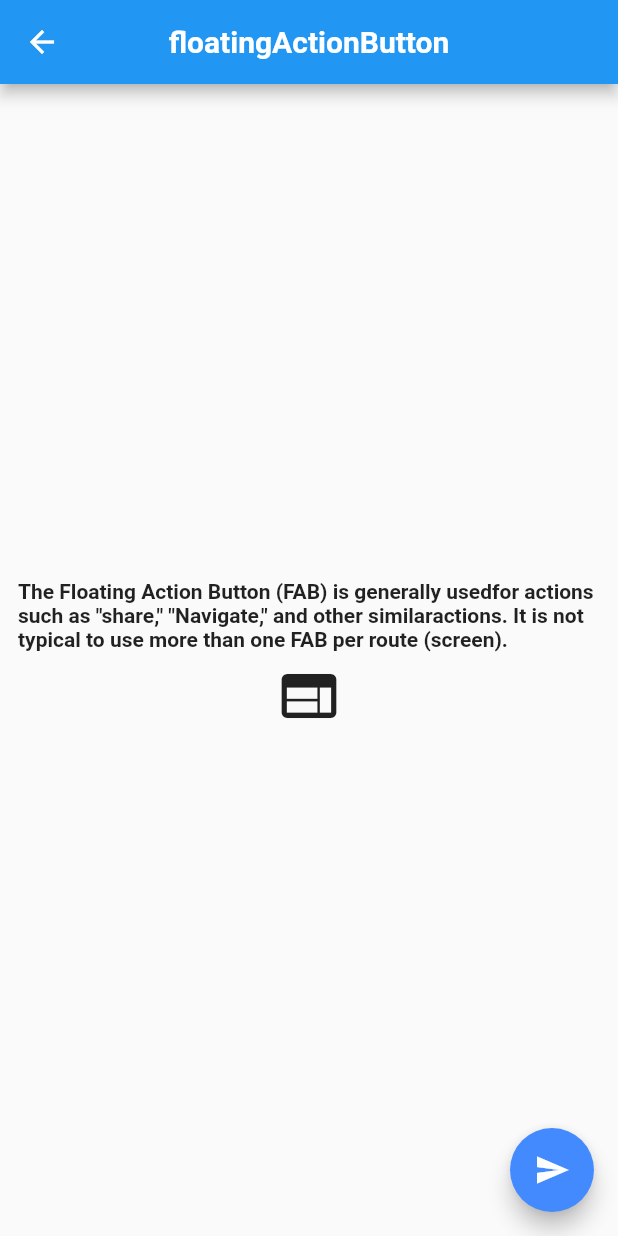
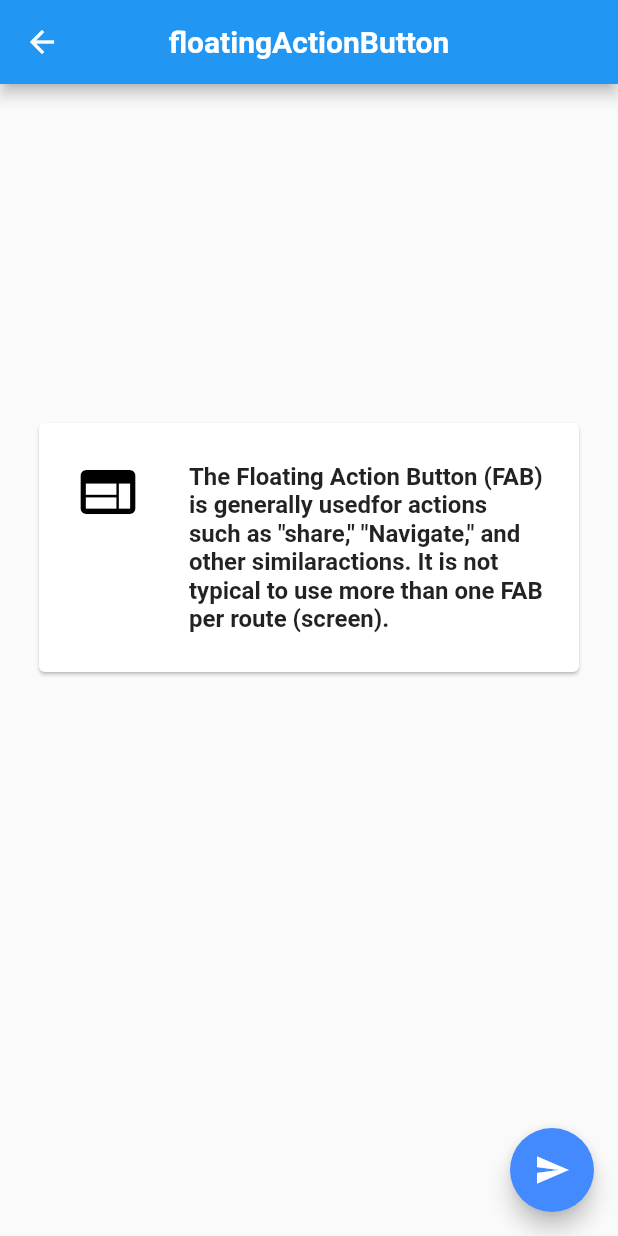
Before and after one commit to ekiesow/Flutter-Effect, a Flutter app: the FABModule screen opened by its route, on a phone screen of 412 x 824 dp. Run offline on Flutter 3.47's test engine with Material 2 defaults, Android fonts, the phone set to English and light mode, and no system bars; our stand-ins replace cloud_firestore, file_picker, firebase_auth, firebase_storage, image_picker, shared_preferences; missing offline and left inert: flutter_webview_plugin; accounts and stored records are empty.

Commit message:
Updated module UI with Cards in a ListView.

```diff
--- a/flutter_effect/lib/Home/modules/scaffold/fab_module.dart
+++ b/flutter_effect/lib/Home/modules/scaffold/fab_module.dart
@@ -16,14 +16,21 @@ class _FABModuleState extends State<FABModule> {
   Widget build(BuildContext context) {
     return GlobalScaffold(
       title: "floatingActionButton",
-      body: Container(
+      body: Padding(
+        padding: const EdgeInsets.only(top: 200.0),
+        child: ListView(
+          children: <Widget>[
+            Padding(
+              padding: const EdgeInsets.all(22.0),
+              child: Card(
                 child: Column(
                   mainAxisAlignment: MainAxisAlignment.center,
                   crossAxisAlignment: CrossAxisAlignment.center,
                   children: <Widget>[
-            Center(
+                    ListTile(
+                      title: Center(
                         child: Padding(
-                padding: const EdgeInsets.only(left: 12.0, right: 12.0),
+                          padding: const EdgeInsets.only(left: 8.0, right: 8.0, top: 22.0, bottom: 22.0),
                           child: Text("The Floating Action Button (FAB) is generally used"
                               "for actions such as \"share,\" \"Navigate,\" and other similar"
                               "actions. It is not typical to use more than one FAB per route (screen).",
@@ -31,8 +38,10 @@ class _FABModuleState extends State<FABModule> {
                           ),
                         ),
                       ),
-            IconButton(
-                icon: Icon(Icons.web),
+                      leading: IconButton(
+                          icon: Icon(Icons.web,
+                            color: Colors.black,
+                          ),
                           iconSize: 44.0,
                           onPressed: (){
                             Navigator.push(context,
@@ -43,6 +52,13 @@ class _FABModuleState extends State<FABModule> {
                                 )
                             );
                           }
+                      ),
+                    ),
+
+
+                  ],
+                ),
+              ),
             ),
           ],
         ),
```
Also changed, not shown: flutter_effect/lib/Home/modules/drawer/drawer_module.dart (+20 -22 lines), flutter_effect/lib/Home/modules/scaffold/appBar_module.dart (+22 -6 lines). Lines whose indentation alone changed are shown as unchanged.
